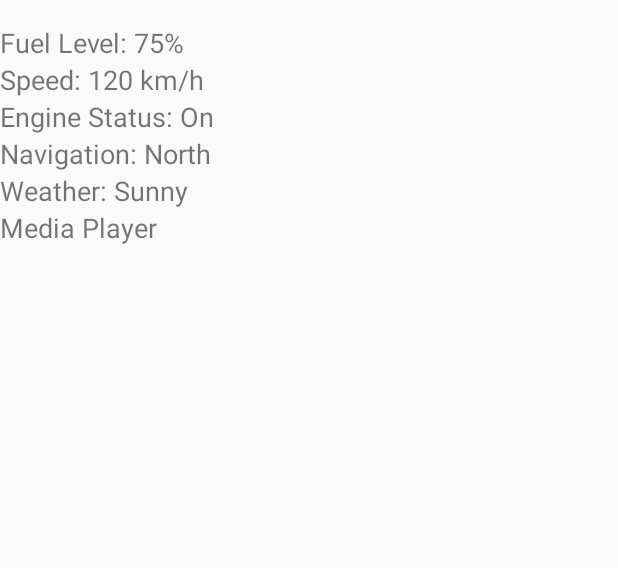
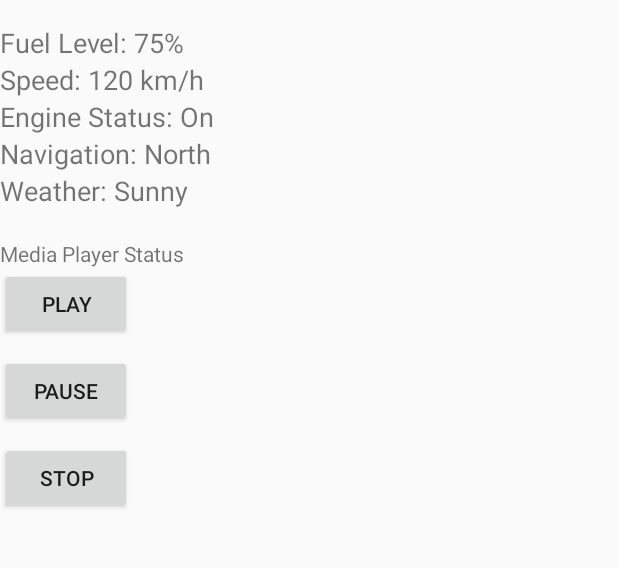
Before and after one commit to vascoosb/Smart-Car-Dashboard, an Android app built with Jetpack Compose: the screen it shows after launch (MainActivity), on a phone screen of 412 x 824 dp, the part 73-641 px from its top. Run offline under Robolectric (Android 15) with nearby library versions, the phone set to English and light mode, and no system bars.

Commit message:
Update Media Player UI with buttons play, pause and stop

```diff
--- a/app/src/main/res/layout/activity_main.xml
+++ b/app/src/main/res/layout/activity_main.xml
@@ -50,13 +50,33 @@
         android:text="@string/weather_label"
         android:textSize="18sp"/>
 
-    <!-- Media Player (Placeholder) -->
+    <!-- Media Player UI -->
     <TextView
-        android:id="@+id/mediaPlayerTextView"
+        android:id="@+id/mediaStatusTextView"
         android:layout_width="wrap_content"
         android:layout_height="wrap_content"
-        android:text="@string/media_player_label"
-        android:textSize="18sp"/>
+        android:text="Media Player Status"
+        android:layout_marginTop="20dp"/>
+
+    <Button
+        android:id="@+id/playButton"
+        android:layout_width="wrap_content"
+        android:layout_height="wrap_content"
+        android:text="Play"/>
+
+    <Button
+        android:id="@+id/pauseButton"
+        android:layout_width="wrap_content"
+        android:layout_height="wrap_content"
+        android:text="Pause"
+        android:layout_marginTop="10dp"/>
+
+    <Button
+        android:id="@+id/stopButton"
+        android:layout_width="wrap_content"
+        android:layout_height="wrap_content"
+        android:text="Stop"
+        android:layout_marginTop="10dp"/>
 
 
 </LinearLayout>
```
